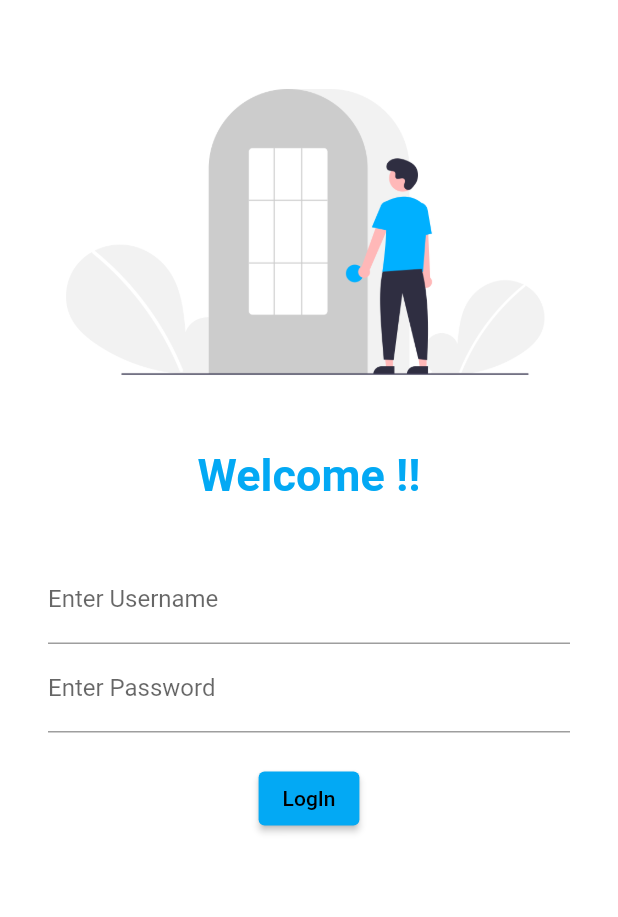
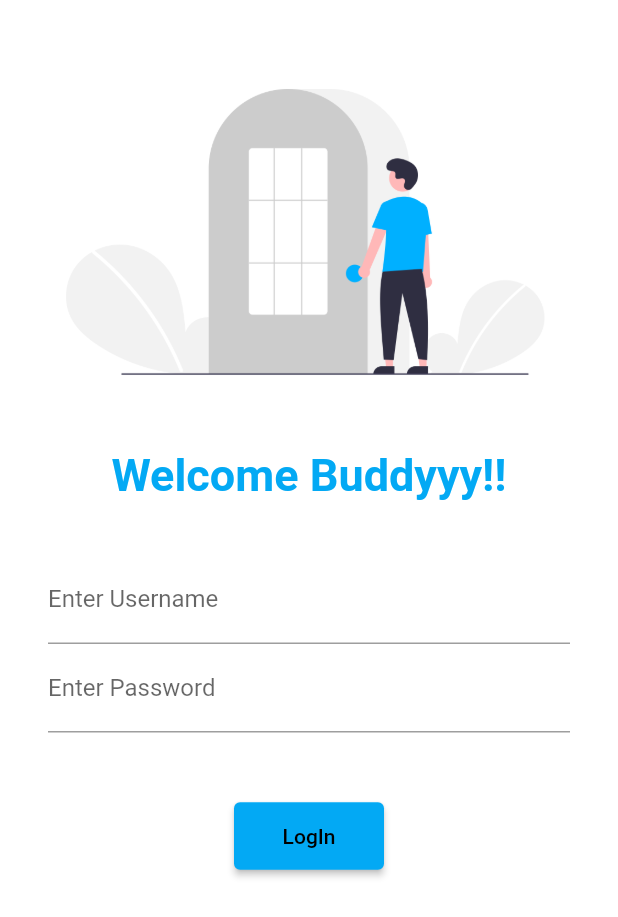
Before and after one commit to manthanpanchal2002/MyFirstFultterApp, a Flutter app: the screen it shows after launch, on a phone screen of 412 x 824 dp. Shown: the top 917 px of the screen. Run offline on Flutter 3.47's test engine with Material 2 defaults, Android fonts, the phone set to English and light mode, and no system bars.

Commit message:
Day 5 completed

```diff
--- a/lib/Pages/login.dart
+++ b/lib/Pages/login.dart
@@ -1,3 +1,4 @@
+import 'package:first_flutter_application/utils/routes.dart';
 import 'package:flutter/material.dart';
 
 class LoginPage extends StatelessWidget {
@@ -5,6 +6,7 @@
   Widget build(BuildContext context) {
     return Material(
         color: Colors.white,
+        child: SingleChildScrollView(
           child: Column(
             children: [
               Padding(
@@ -19,7 +21,7 @@
                 height: 20.0,
               ),
               Text(
-              "Welcome !!",
+                "Welcome Buddyyy!!",
                 style: TextStyle(
                     fontWeight: FontWeight.bold,
                     fontSize: 30,
@@ -29,8 +31,8 @@
                 height: 20.0,
               ),
               Padding(
-              padding:
-                  const EdgeInsets.symmetric(horizontal: 32.0, vertical: 16.0),
+                padding: const EdgeInsets.symmetric(
+                    horizontal: 32.0, vertical: 16.0),
                 child: Column(
                   children: [
                     TextFormField(
@@ -43,17 +45,20 @@
                           hintText: "", labelText: "Enter Password"),
                     ),
                     SizedBox(
-                    height: 20.0,
+                      height: 45.0,
                     ),
                     ElevatedButton(
-                    onPressed: () {},
+                      onPressed: () {
+                        Navigator.pushNamed(context, MyRoutes.HomeRoute);
+                      },
                       child: Text("LogIn"),
-                    style: TextButton.styleFrom(),
+                      style: TextButton.styleFrom(minimumSize: Size(100, 45)),
                     )
                   ],
                 ),
               )
             ],
+          ),
         ));
   }
 }
--- a/lib/main.dart
+++ b/lib/main.dart
@@ -1,4 +1,5 @@
 import 'package:first_flutter_application/Pages/home.dart';
+import 'package:first_flutter_application/utils/routes.dart';
 import 'package:flutter/material.dart';
 
 import 'Pages/login.dart';
@@ -15,10 +16,12 @@
       themeMode: ThemeMode.light,
       darkTheme: ThemeData(brightness: Brightness.dark),
       theme: ThemeData(primarySwatch: Colors.lightBlue),
+      debugShowCheckedModeBanner: false,
       // initialRoute: "/",
       routes: {
-        // "/": (context) => HomePage(),
-        "/": (context) => LoginPage()
+        "/": (context) => LoginPage(),
+        MyRoutes.HomeRoute: (context) => HomePage(),
+        MyRoutes.LoginRoute: (context) => LoginPage()
       },
     );
   }
--- /dev/null
+++ b/lib/utils/routes.dart
@@ -0,0 +1,4 @@
+class MyRoutes {
+  static String LoginRoute = "/loginpage";
+  static String HomeRoute = "/homepage";
+}
```
Lines whose indentation alone changed are shown as unchanged.
